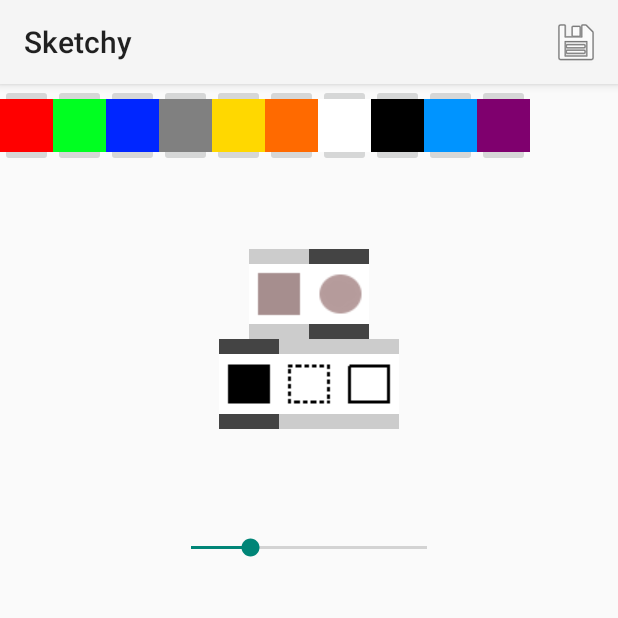
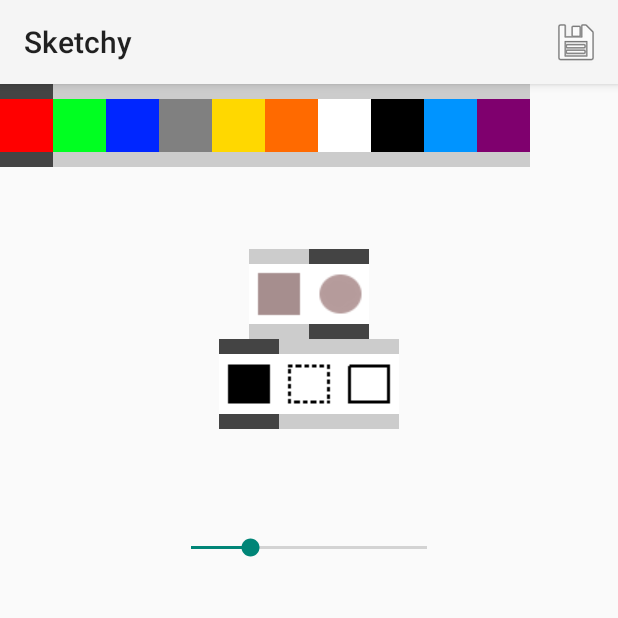
Before and after one commit to johncrawley/Sketchy, an Android app: the screen it shows after launch (MainActivity), after a tap on an icon or button, on a phone screen of 412 x 824 dp, the top half of it. Run offline under Robolectric (Android 15) with nearby library versions, the phone set to English and light mode, and no system bars.

Commit message:
Working styles and brushes, visible color selections
Also procedure functional interface to link buttons to paintView
 actions.

Also, made default color selection to black.

```diff
--- a/app/src/main/java/com/jacstuff/sketchy/MainActivity.java
+++ b/app/src/main/java/com/jacstuff/sketchy/MainActivity.java
@@ -1,7 +1,6 @@
 package com.jacstuff.sketchy;
 
-import android.content.Context;
-import android.content.pm.ActivityInfo;
+
 import android.graphics.Bitmap;
 import android.graphics.Color;
 import android.os.Environment;
@@ -10,12 +9,9 @@
 import android.util.DisplayMetrics;
 import android.util.Log;
 import android.view.Menu;
-import android.view.MenuInflater;
 import android.view.MenuItem;
 import android.view.View;
-import android.widget.Button;
 import android.widget.ImageButton;
-import android.widget.RadioGroup;
 import android.widget.SeekBar;
 
 import java.io.File;
@@ -26,7 +22,6 @@
 import java.util.HashMap;
 import java.util.List;
 import java.util.Map;
-import java.util.function.Consumer;
 
 public class MainActivity extends AppCompatActivity implements SettingsView, View.OnClickListener{//} implements {// View.OnTouchListener {
 
@@ -37,47 +32,72 @@
     private int screenHeight;
     private SeekBar seekBar;
     private PaintView paintView;
-    private int currentColor = Color.BLACK;
     private List<Integer> styleButtonIds = Arrays.asList(R.id.brokenOutlineStyleButton, R.id.fillStyleButton, R.id.outlineStyleButton);
     private List<Integer> shapeButtonIds = Arrays.asList(R.id.squareShapeButton, R.id.circleShapeButton);
 
-
-    private Map<Integer, Consumer<String>> testMap;
+    Map<Integer, Integer> colorButtonMap = new HashMap<>();
+    private Map<Integer, Procedure> paintActionsMap;
 
         @Override
         protected void onCreate(Bundle savedInstanceState) {
             super.onCreate(savedInstanceState);
             setContentView(R.layout.activity_main);
-            //setRequestedOrientation(ActivityInfo.SCREEN_ORIENTATION_PORTRAIT);
             paintView = findViewById(R.id.paintView);
             seekBar = findViewById(R.id.seekBar);
             DisplayMetrics metrics = new DisplayMetrics();
             getWindowManager().getDefaultDisplay().getMetrics(metrics);
-            int viewHeight = findViewById(R.id.paintView).getHeight();
+            int viewHeight = paintView.getHeight();
             paintView.init(metrics, viewHeight,this);
             deriveScreenDimensions();
             paintView.setMinimumHeight(screenHeight / 2);
             setupActionbar();
 
-            setupTestMap();
-
             setupButtonList();
             setupStyleButtons();
             setupShapeButtons();
-            switchSelection(R.id.fillStyleButton, styleButtonIds);
-            switchSelection(R.id.circleShapeButton, shapeButtonIds);
+            setupButtonListeners();
+            setupPaintActionsMap();
+            setupDefaultSelections();
         }
 
+        private void setupDefaultSelections(){
+            switchSelection(R.id.fillStyleButton, styleButtonIds);
+            paintView.setStyleToFill();
+            switchSelection(R.id.circleShapeButton, shapeButtonIds);
+            paintView.setBrushShape(BrushShape.CIRCLE);
+            setCurrentColor(R.id.blackButton);
+            switchSelection(R.id.blackButton, colorButtonIds);
+        }
 
-        private void setupTestMap(){
-            testMap = new HashMap<>();
-            testMap.put(1, (String i) -> System.out.println("hello"));
+        private void setupButtonListeners(){
 
-            for(int key: testMap.keySet()){
-                testMap.get(key).accept("");
+            List<Integer> widgetIds = Arrays.asList(
+                    R.id.brokenOutlineStyleButton,
+                    R.id.fillStyleButton,
+                    R.id.outlineStyleButton,
+                    R.id.squareShapeButton,
+                    R.id.circleShapeButton,
+                    R.id.seekBar);
+
+            for(int id: widgetIds){
+                findViewById(id).setOnClickListener(this);
             }
 
+
         }
+
+        private void setupPaintActionsMap(){
+
+            paintActionsMap = new HashMap<>();
+
+            paintActionsMap.put(R.id.brokenOutlineStyleButton, () -> paintView.setStyleToBrokenOutline());
+            paintActionsMap.put(R.id.fillStyleButton, () -> paintView.setStyleToFill());
+            paintActionsMap.put(R.id.outlineStyleButton, () -> paintView.setStyleToOutline());
+            paintActionsMap.put(R.id.squareShapeButton, () -> paintView.setBrushShape(BrushShape.SQUARE));
+            paintActionsMap.put(R.id.circleShapeButton, () -> paintView.setBrushShape(BrushShape.CIRCLE));
+
+        }
+
         private void setupActionbar(){
             setSupportActionBar(findViewById(R.id.toolbar));
             getSupportActionBar();
@@ -121,9 +141,11 @@
             }
         }
 
+        private List<Integer> colorButtonIds; // used to iterate through for selecting & deselecting buttons
 
-    Map<Integer, Integer> colorButtonMap = new HashMap<>();
         private void setupButtonList() {
+            colorButtonIds = new ArrayList<>();
+
             colorButtonMap.put(R.id.blueButton, Color.BLUE);
             colorButtonMap.put(R.id.redButton, Color.RED);
             colorButtonMap.put(R.id.greenButton, Color.GREEN);
@@ -136,28 +158,37 @@
             colorButtonMap.put(R.id.lightBlueButton, Color.argb(255,0,148,255));
 
 
+
+
             for(int key:  colorButtonMap.keySet()){
+                colorButtonIds.add(key);
                 findViewById(key).setOnClickListener(this);
             }
         }
 
 
-        public int getCurrentColor(){
-            return currentColor;
-        }
-
-
-
         public void onClick(View v){
             int viewId = v.getId();
 
-            for(int key : colorButtonMap.keySet()){
-                if(viewId == key){
-                    paintView.setCurrentColor(colorButtonMap.get(key));
-                }
+            setCurrentColor(viewId);
+
+            Procedure procedure = paintActionsMap.get(viewId);
+            if(procedure != null){
+                procedure.execute();
             }
             switchSelection(v.getId(), styleButtonIds);
             switchSelection(v.getId(), shapeButtonIds);
+            switchSelection(v.getId(), colorButtonIds);
+
+        }
+
+        private void setCurrentColor(int viewId){
+            if(colorButtonMap.containsKey(viewId)){
+                Integer color = colorButtonMap.get(viewId);
+                if(color != null){
+                    paintView.setCurrentColor(color);
+                }
+            }
         }
 
         private void switchSelection(int viewId, List<Integer> buttons){
@@ -197,20 +228,9 @@
         button.setBackgroundColor(Color.LTGRAY);
     }
 
-        private final String IMAGE_KEY = "image";
-
 
         public int getBrushWidth(){
             return seekBar.getProgress();
-        }
-
-        public BrushShape getBrushShape(){
-            //switch(brushShapeRadioGroup.getCheckedRadioButtonId()){
-            //    case R.id.squareRadioButton: return BrushShape.SQUARE;
-            //    case R.id.circularRadioButton: return BrushShape.CIRCLE;
-            //}
-            //return BrushShape.CIRCLE;
-            return BrushShape.CIRCLE;
         }
 
         /*
--- /dev/null
+++ b/app/src/main/java/com/jacstuff/sketchy/PaintStyle.java
@@ -0,0 +1,4 @@
+package com.jacstuff.sketchy;
+
+public enum PaintStyle {
+}
--- a/app/src/main/java/com/jacstuff/sketchy/PaintView.java
+++ b/app/src/main/java/com/jacstuff/sketchy/PaintView.java
@@ -5,6 +5,7 @@
 import android.graphics.BlurMaskFilter;
 import android.graphics.Canvas;
 import android.graphics.Color;
+import android.graphics.DashPathEffect;
 import android.graphics.EmbossMaskFilter;
 import android.graphics.MaskFilter;
 import android.graphics.Paint;
@@ -31,6 +32,10 @@
     private int currentColor;
     private int backgroundColor = DEFAULT_BG_COLOR;
     private int strokeWidth;
+
+
+    private BrushShape brushShape;
+
     private boolean emboss;
     private boolean blur;
     private MaskFilter mEmboss;
@@ -63,6 +68,26 @@
         mBlur = new BlurMaskFilter(5, BlurMaskFilter.Blur.NORMAL);
     }
 
+
+    public void setStyleToBrokenOutline(){
+
+        paint.setStyle(Paint.Style.STROKE);
+        paint.setPathEffect(new DashPathEffect(new float[] {10,20}, 0));
+    }
+
+    public void setStyleToFill(){
+        paint.setStyle(Paint.Style.FILL_AND_STROKE);
+        paint.setPathEffect(null);
+       // Log.i("paintView", "setStyleToFill, current Path effect: " + paint.getPathEffect().getClass().getName());
+        //paint.setPathEffect(new )
+    }
+
+    public void setStyleToOutline(){
+
+        paint.setStyle(Paint.Style.STROKE);
+        paint.setPathEffect(null);
+
+    }
 
     public void init(DisplayMetrics metrics, int viewHeight, SettingsView settingsView) {
 
@@ -148,11 +173,18 @@
 
     }
 
+
+    public void setBrushShape(BrushShape brushShape){
+        this.brushShape = brushShape;
+    }
+
+
+
     private void drawAt(float x, float y){
 
         int width = settingsView.getBrushWidth();
 
-        switch (settingsView.getBrushShape()){
+        switch (brushShape){
             case CIRCLE: canvas.drawCircle(x,y, width/2, paint); break;
             case SQUARE: drawSquare(x, y, width);
         }
--- /dev/null
+++ b/app/src/main/java/com/jacstuff/sketchy/Procedure.java
@@ -0,0 +1,7 @@
+package com.jacstuff.sketchy;
+
+@FunctionalInterface
+public interface Procedure {
+
+    public void execute();
+}
--- a/app/src/main/java/com/jacstuff/sketchy/SettingsView.java
+++ b/app/src/main/java/com/jacstuff/sketchy/SettingsView.java
@@ -3,7 +3,4 @@
 public interface SettingsView {
 
     int getBrushWidth();
-    BrushShape getBrushShape();
-    int getCurrentColor();
-
 }
```
